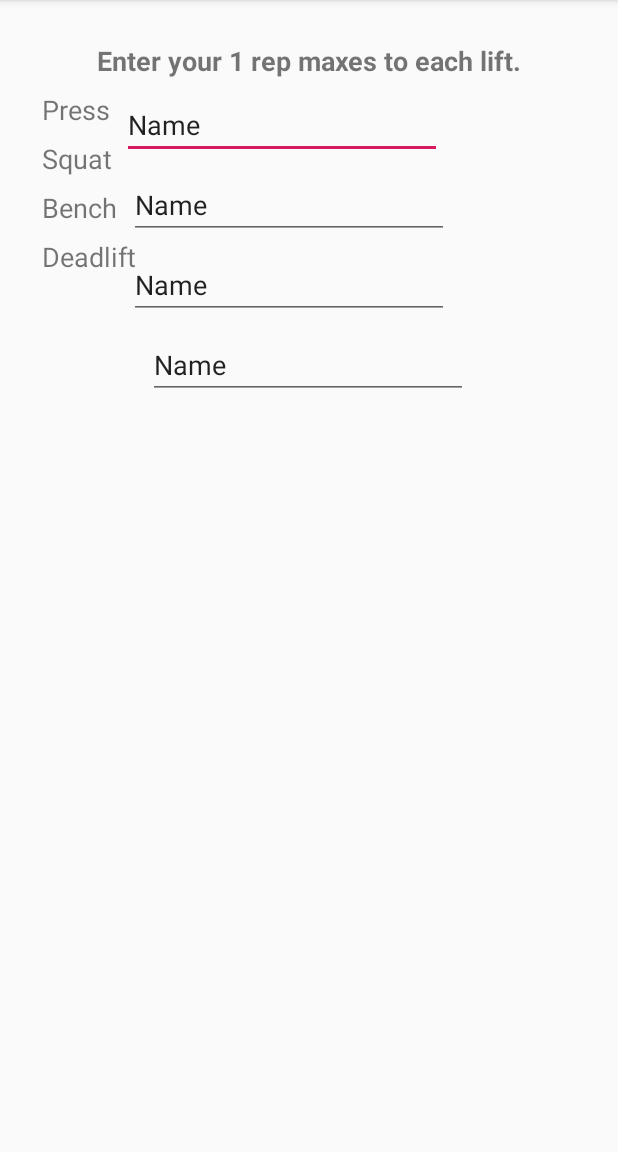
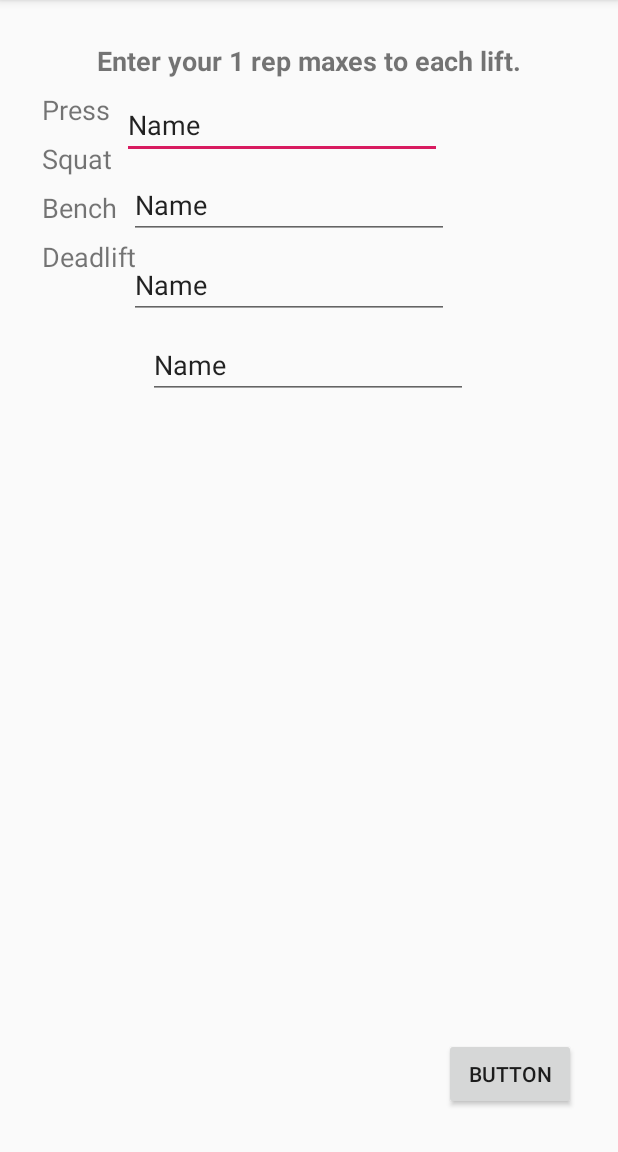
Before and after one commit to JacobPox/IronBeast, an Android app: the Lifts screen opened directly, with no data from a screen before it, on a phone screen of 412 x 824 dp, the part 84-1236 px from its top. Run offline under Robolectric (Android 15) with nearby library versions, the phone set to English and light mode, and no system bars.

Commit message:
Add activity navigation

```diff
--- a/app/src/main/java/com/example/simple531/MainActivity.java
+++ b/app/src/main/java/com/example/simple531/MainActivity.java
@@ -4,7 +4,6 @@ import android.content.Intent;
 import android.support.v7.app.AppCompatActivity;
 import android.os.Bundle;
 import android.view.View;
-import android.widget.Button;
 
 public class MainActivity extends AppCompatActivity {
 
--- a/app/src/main/res/layout/activity_lifts.xml
+++ b/app/src/main/res/layout/activity_lifts.xml
@@ -127,4 +127,16 @@
         app:layout_constraintStart_toEndOf="@+id/lift3TextView"
         app:layout_constraintTop_toBottomOf="@+id/editText2" />
 
+    <Button
+        android:id="@+id/settingsLButton"
+        android:layout_width="wrap_content"
+        android:layout_height="wrap_content"
+        android:layout_marginEnd="8dp"
+        android:layout_marginRight="8dp"
+        android:layout_marginBottom="8dp"
+        android:onClick="settingsMenu"
+        android:text="Button"
+        app:layout_constraintBottom_toBottomOf="parent"
+        app:layout_constraintEnd_toEndOf="parent" />
+
 </android.support.constraint.ConstraintLayout>
--- a/app/src/main/res/layout/activity_settings.xml
+++ b/app/src/main/res/layout/activity_settings.xml
@@ -30,6 +30,7 @@
         android:layout_marginTop="8dp"
         android:layout_marginEnd="8dp"
         android:layout_marginRight="8dp"
+        android:onClick="liftsMenu"
         android:text="@string/liftsButton"
         app:layout_constraintEnd_toEndOf="parent"
         app:layout_constraintStart_toStartOf="parent"
@@ -44,6 +45,7 @@
         android:layout_marginTop="8dp"
         android:layout_marginEnd="8dp"
         android:layout_marginRight="8dp"
+        android:onClick="variantMenu"
         android:text="@string/variantsButton"
         app:layout_constraintEnd_toEndOf="parent"
         app:layout_constraintStart_toStartOf="parent"
@@ -58,6 +60,7 @@
         android:layout_marginTop="8dp"
         android:layout_marginEnd="8dp"
         android:layout_marginRight="8dp"
+        android:onClick="jokersMenu"
         android:text="@string/jokersButton"
         app:layout_constraintEnd_toEndOf="parent"
         app:layout_constraintStart_toStartOf="parent"
@@ -72,6 +75,7 @@
         android:layout_marginTop="8dp"
         android:layout_marginEnd="8dp"
         android:layout_marginRight="8dp"
+        android:onClick="downSetsMenu"
         android:text="@string/downSetsButton"
         app:layout_constraintEnd_toEndOf="parent"
         app:layout_constraintStart_toStartOf="parent"
```
Also changed, not shown: app/src/main/java/com/example/simple531/DownSets.java (+10 -0 lines), app/src/main/java/com/example/simple531/Jokers.java (+10 -0 lines), app/src/main/java/com/example/simple531/Lifts.java (+10 -0 lines), app/src/main/java/com/example/simple531/Settings.java (+32 -0 lines), app/src/main/java/com/example/simple531/Variants.java (+10 -0 lines), app/src/main/res/layout/activity_down_sets.xml (+11 -0 lines), app/src/main/res/layout/activity_jokers.xml (+11 -0 lines), app/src/main/res/layout/activity_variants.xml (+11 -0 lines).
